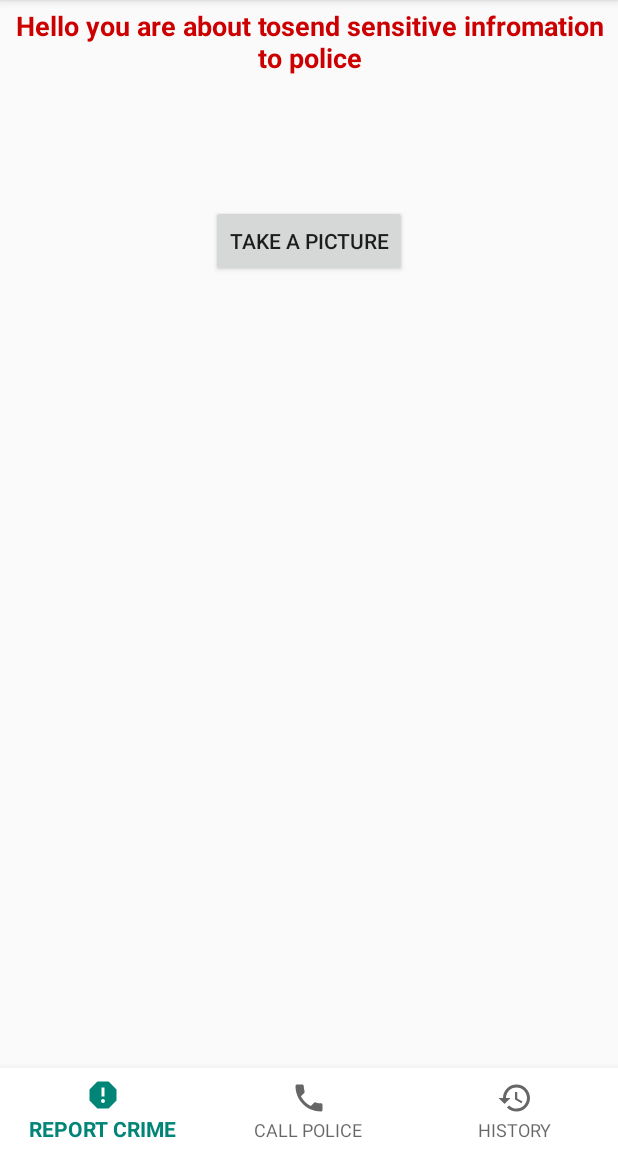
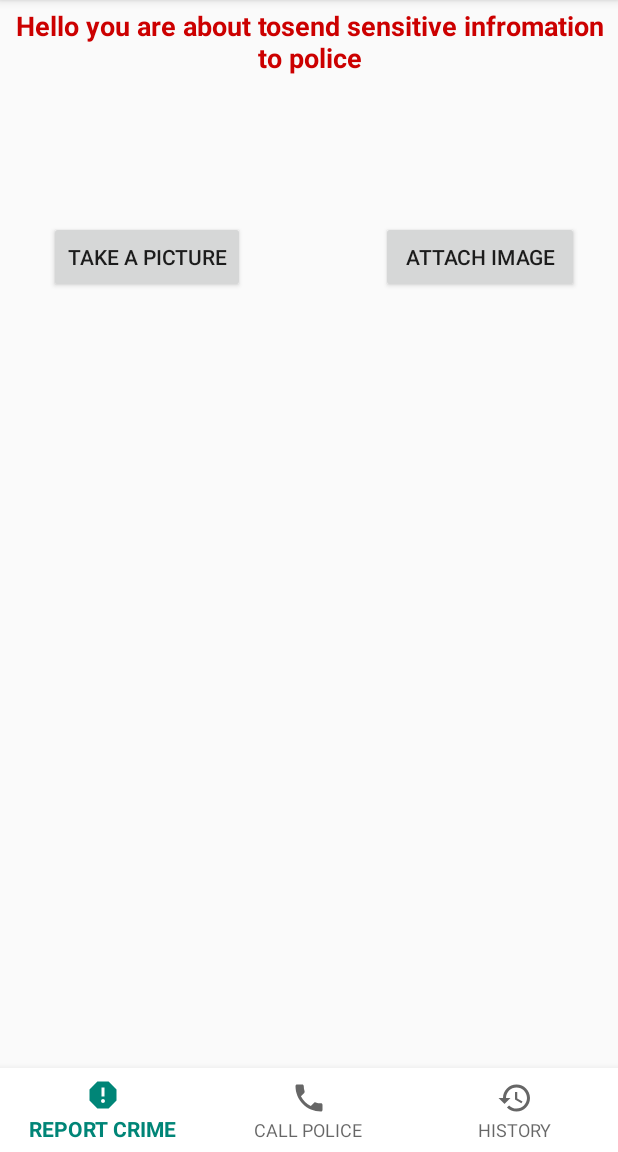
Before and after one commit to Adebuga/CrimeAlertApp, an Android app: the fragment ReportFragment placed in its activity, on a phone screen of 412 x 824 dp, the part 84-1236 px from its top. Run offline under Robolectric (Android 15) with nearby library versions, the phone set to English and light mode, and no system bars.

Commit message:
I added threee layouts; report,call and history layouts, creatted fragment class for the layouts, menus(as bottom navigation) and also views in the application.

```diff
--- a/app/src/main/res/layout/fragment_report.xml
+++ b/app/src/main/res/layout/fragment_report.xml
@@ -45,12 +45,24 @@
         android:id="@+id/button5"
         android:layout_width="wrap_content"
         android:layout_height="wrap_content"
-        android:layout_marginStart="161dp"
-        android:layout_marginTop="41dp"
-        android:layout_marginEnd="162dp"
+        android:layout_marginStart="54dp"
+        android:layout_marginTop="52dp"
+        android:layout_marginEnd="45dp"
         android:text="Take a Picture"
-        app:layout_constraintEnd_toEndOf="parent"
+        app:layout_constraintEnd_toStartOf="@+id/button6"
         app:layout_constraintStart_toStartOf="parent"
         app:layout_constraintTop_toBottomOf="@+id/imageView" />
 
+    <Button
+        android:id="@+id/button6"
+        android:layout_width="132dp"
+        android:layout_height="wrap_content"
+        android:layout_marginStart="45dp"
+        android:layout_marginTop="52dp"
+        android:layout_marginEnd="48dp"
+        android:text="Attach Image"
+        app:layout_constraintEnd_toEndOf="parent"
+        app:layout_constraintStart_toEndOf="@+id/button5"
+        app:layout_constraintTop_toBottomOf="@+id/imageView" />
+
 </android.support.constraint.ConstraintLayout>
```
